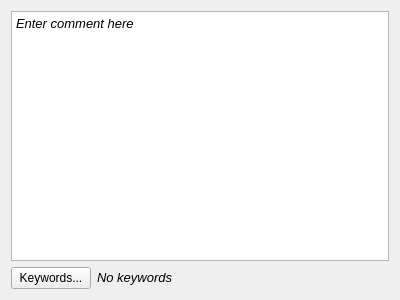
Old version of the form src/libgui/commentkeywords_q.ui in the repository fwbuilder/fwbuilder.
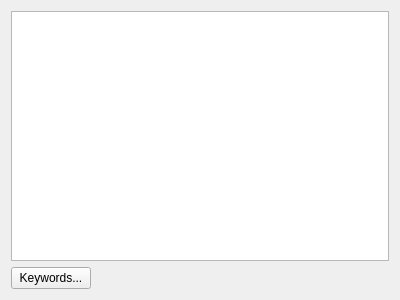
New version of the form. Custom widgets are drawn as their Qt base class.

The edit to the form file:
```diff
--- a/src/libgui/commentkeywords_q.ui
+++ b/src/libgui/commentkeywords_q.ui
@@ -37,13 +37,6 @@
      <property name="tabChangesFocus">
       <bool>true</bool>
      </property>
-     <property name="html">
-      <string>&lt;!DOCTYPE HTML PUBLIC &quot;-//W3C//DTD HTML 4.0//EN&quot; &quot;http://www.w3.org/TR/REC-html40/strict.dtd&quot;&gt;
-&lt;html&gt;&lt;head&gt;&lt;meta name=&quot;qrichtext&quot; content=&quot;1&quot; /&gt;&lt;style type=&quot;text/css&quot;&gt;
-p, li { white-space: pre-wrap; }
-&lt;/style&gt;&lt;/head&gt;&lt;body style=&quot; font-family:'Sans'; font-size:10pt; font-weight:400; font-style:normal;&quot;&gt;
-&lt;p style=&quot; margin-top:0px; margin-bottom:0px; margin-left:0px; margin-right:0px; -qt-block-indent:0; text-indent:0px;&quot;&gt;&lt;span style=&quot; font-style:italic;&quot;&gt;Enter comment here&lt;/span&gt;&lt;/p&gt;&lt;/body&gt;&lt;/html&gt;</string>
-     </property>
     </widget>
    </item>
    <item row="1" column="0">
@@ -61,13 +54,6 @@
    </item>
    <item row="1" column="1">
     <widget class="QLabel" name="keywordsLabel">
-     <property name="text">
-      <string>&lt;!DOCTYPE HTML PUBLIC &quot;-//W3C//DTD HTML 4.0//EN&quot; &quot;http://www.w3.org/TR/REC-html40/strict.dtd&quot;&gt;
-&lt;html&gt;&lt;head&gt;&lt;meta name=&quot;qrichtext&quot; content=&quot;1&quot; /&gt;&lt;style type=&quot;text/css&quot;&gt;
-p, li { white-space: pre-wrap; }
-&lt;/style&gt;&lt;/head&gt;&lt;body style=&quot; font-family:'Sans'; font-size:10pt; font-weight:400; font-style:normal;&quot;&gt;
-&lt;p style=&quot; margin-top:0px; margin-bottom:0px; margin-left:0px; margin-right:0px; -qt-block-indent:0; text-indent:0px;&quot;&gt;&lt;span style=&quot; font-style:italic;&quot;&gt;No keywords&lt;/span&gt;&lt;/p&gt;&lt;/body&gt;&lt;/html&gt;</string>
-     </property>
      <property name="wordWrap">
       <bool>true</bool>
      </property>
```
